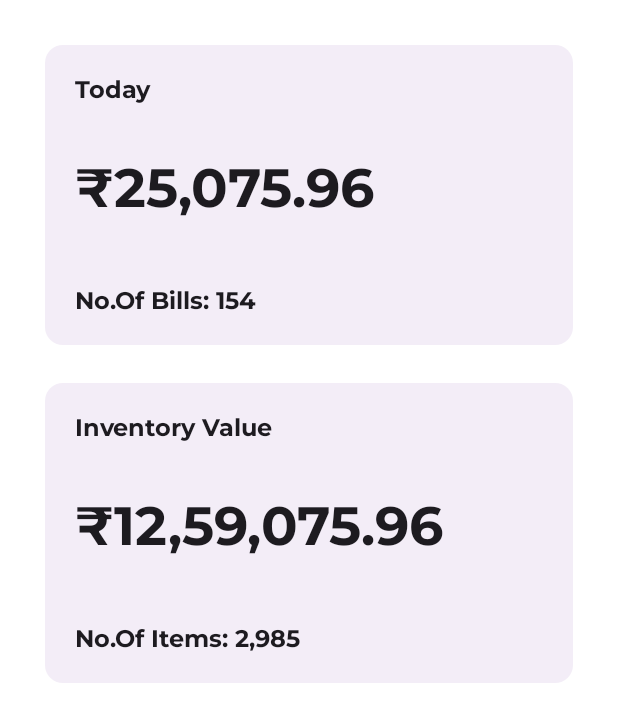
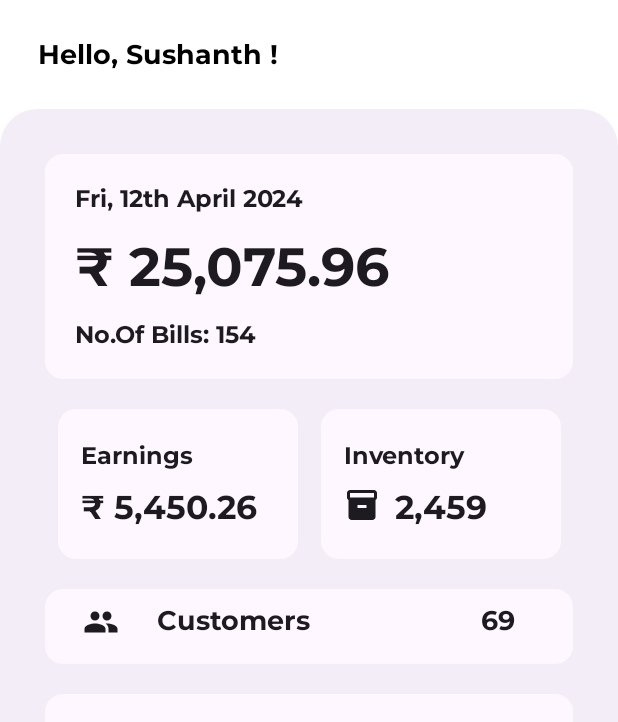
Before and after one commit to nxtgencat/NxtVentory, an Android app built with Jetpack Compose: the @Preview function HomeScreenPreview, on a phone screen of 412 x 824 dp. Shown: the top 722 px of the screen. Run offline under Robolectric (Android 15) with nearby library versions, the phone set to English and light mode, and no system bars; Roboto replaces fonts that are not available here.

Commit message:
homescreen ui

```diff
--- a/app/src/main/java/cat/nxtventory/meow/firebase/Firebase.kt
+++ b/app/src/main/java/cat/nxtventory/meow/firebase/Firebase.kt
@@ -91,7 +91,6 @@ object FirebaseManager {
     }
 
 
-
     // Sign in with email and password
     fun signIn(email: String, password: String, onComplete: (FirebaseUser?, String?) -> Unit) {
         FirebaseAuth.getInstance()
@@ -142,7 +141,10 @@ object FirebaseManager {
                         onComplete(true, "Username is available")
                     }
                 } else {
-                    onComplete(false, "Error checking username availability: ${task.exception?.message}")
+                    onComplete(
+                        false,
+                        "Error checking username availability: ${task.exception?.message}"
+                    )
                 }
             }
     }
--- a/app/src/main/java/cat/nxtventory/meow/home/ui/HomeScreen.kt
+++ b/app/src/main/java/cat/nxtventory/meow/home/ui/HomeScreen.kt
@@ -1,19 +1,31 @@
 package cat.nxtventory.meow.home.ui
 
+import androidx.compose.foundation.background
 import androidx.compose.foundation.layout.Arrangement
+import androidx.compose.foundation.layout.Box
 import androidx.compose.foundation.layout.Column
 import androidx.compose.foundation.layout.PaddingValues
+import androidx.compose.foundation.layout.Row
 import androidx.compose.foundation.layout.Spacer
 import androidx.compose.foundation.layout.fillMaxSize
 import androidx.compose.foundation.layout.fillMaxWidth
 import androidx.compose.foundation.layout.height
 import androidx.compose.foundation.layout.padding
+import androidx.compose.foundation.layout.width
+import androidx.compose.foundation.shape.RoundedCornerShape
+import androidx.compose.material.icons.Icons
+import androidx.compose.material.icons.filled.Inventory
+import androidx.compose.material.icons.filled.People
 import androidx.compose.material3.Card
 import androidx.compose.material3.CardDefaults
+import androidx.compose.material3.Icon
 import androidx.compose.material3.MaterialTheme
 import androidx.compose.material3.Text
 import androidx.compose.runtime.Composable
+import androidx.compose.ui.Alignment
 import androidx.compose.ui.Modifier
+import androidx.compose.ui.draw.clip
+import androidx.compose.ui.text.style.TextOverflow
 import androidx.compose.ui.tooling.preview.Preview
 import androidx.compose.ui.unit.dp
 import cat.nxtventory.ui.theme.myTypography
@@ -26,14 +38,36 @@ fun HomeScreen(innerPadding: PaddingValues) {
             .fillMaxSize()
             .padding(innerPadding)
     ) {
+        val user = "Sushanth"
         Column(
             modifier = Modifier
+                .padding(25.dp)
+                .fillMaxWidth()
+        ) {
+            Text(
+                text = "Hello, $user !",
+                style = MaterialTheme.typography.titleMedium
+            )
+        }
+        Column(
+            modifier = Modifier
+                .clip(RoundedCornerShape(topStart = 25.dp, topEnd = 25.dp))
+                .background(color = MaterialTheme.colorScheme.surfaceContainer)
                 .padding(30.dp)
                 .fillMaxSize(),
+            horizontalAlignment = Alignment.CenterHorizontally,
         ) {
             HomeScreenSaleCard("25,075.96", "154")
-            Spacer(modifier = Modifier.height(25.dp))
-            HomeScreenInventoryCard("12,59,075.96", "2,985")
+            Spacer(modifier = Modifier.height(20.dp))
+            Row {
+                EarningsCard("5,450.26", "2,985")
+                Spacer(modifier = Modifier.width(15.dp))
+                InventoryItemCard("2,459")
+            }
+            Spacer(modifier = Modifier.height(20.dp))
+            CustomerCard()
+            Spacer(modifier = Modifier.height(20.dp))
+            GraphCard()
         }
     }
 }
@@ -45,11 +79,11 @@ fun HomeScreenSaleCard(
 ) {
     Card(
         modifier = Modifier
-            .fillMaxWidth()
-            .height(200.dp),
+            .width(650.dp)
+            .height(150.dp),
         colors = CardDefaults.cardColors(
-            containerColor = MaterialTheme.colorScheme.surfaceContainer,
-        )
+            containerColor = MaterialTheme.colorScheme.background,
+        ),
     ) {
         Column(
             modifier = Modifier
@@ -57,16 +91,16 @@ fun HomeScreenSaleCard(
                 .fillMaxSize(),
             verticalArrangement = Arrangement.SpaceBetween
         ) {
+            val dayAndDate = "Fri, 12th April 2024"
             Text(
-                text = "Today",
+                text = dayAndDate,
                 style = MaterialTheme.typography.titleSmall
             )
             Text(
-                text = "₹${todaysaleamount}",
+                text = "₹ ${todaysaleamount}",
                 style = MaterialTheme.typography.displayMedium,
             )
             Text(
-                modifier = Modifier.padding(top = 10.dp),
                 text = "No.Of Bills: $bills",
                 style = MaterialTheme.typography.titleSmall
             )
@@ -75,37 +109,128 @@ fun HomeScreenSaleCard(
 }
 
 @Composable
-fun HomeScreenInventoryCard(
+fun EarningsCard(
     todaysaleamount: String,
     bills: String,
 ) {
     Card(
         modifier = Modifier
-            .fillMaxWidth()
-            .height(200.dp),
+            .width(160.dp)
+            .height(100.dp),
         colors = CardDefaults.cardColors(
-            containerColor = MaterialTheme.colorScheme.surfaceContainer,
-        )
+            containerColor = MaterialTheme.colorScheme.background,
+        ),
     ) {
         Column(
             modifier = Modifier
-                .padding(20.dp)
+                .padding(15.dp)
                 .fillMaxSize(),
-            verticalArrangement = Arrangement.SpaceBetween
+            verticalArrangement = Arrangement.SpaceAround
         ) {
             Text(
-                text = "Inventory Value",
+                text = "Earnings",
                 style = MaterialTheme.typography.titleSmall
             )
             Text(
-                text = "₹${todaysaleamount}",
-                style = MaterialTheme.typography.displayMedium,
+                text = "₹ ${todaysaleamount}",
+                style = MaterialTheme.typography.headlineLarge,
+                overflow = TextOverflow.Ellipsis
             )
+        }
+    }
+}
+
+@Composable
+fun CustomerCard() {
+    Card(
+        modifier = Modifier
+            .width(650.dp)
+            .height(50.dp),
+        colors = CardDefaults.cardColors(
+            containerColor = MaterialTheme.colorScheme.background,
+        ),
+    ) {
+        Row(
+            modifier = Modifier
+                .padding(10.dp)
+                .fillMaxWidth()
+        ) {
+            Spacer(modifier = Modifier.width(15.dp))
+            Icon(
+                imageVector = Icons.Filled.People,
+                contentDescription = "people"
+            )
+            Spacer(modifier = Modifier.width(25.dp))
+            Box(
+                modifier = Modifier.weight(0.7f)
+            ) {
+                Text(
+                    text = "Customers",
+                    style = MaterialTheme.typography.titleMedium
+                )
+            }
+            Box(
+                modifier = Modifier.weight(0.3f),
+                contentAlignment = Alignment.Center
+            ) {
+                Text(
+                    text = "69",
+                    style = MaterialTheme.typography.titleMedium
+                )
+            }
+
+        }
+    }
+}
+
+@Composable
+fun GraphCard() {
+    Card(
+        modifier = Modifier
+            .width(650.dp)
+            .height(200.dp),
+        colors = CardDefaults.cardColors(
+            containerColor = MaterialTheme.colorScheme.background,
+        ),
+    ) {
+
+    }
+}
+
+@Composable
+fun InventoryItemCard(
+    inventoryItems: String
+) {
+    Card(
+        modifier = Modifier
+            .width(160.dp)
+            .height(100.dp),
+        colors = CardDefaults.cardColors(
+            containerColor = MaterialTheme.colorScheme.background,
+        ),
+    ) {
+        Column(
+            modifier = Modifier
+                .padding(15.dp)
+                .fillMaxSize(),
+            verticalArrangement = Arrangement.SpaceAround
+        ) {
             Text(
-                modifier = Modifier.padding(top = 10.dp),
-                text = "No.Of Items: $bills",
+                text = "Inventory",
                 style = MaterialTheme.typography.titleSmall
             )
+            Row {
+                Icon(
+                    imageVector = Icons.Filled.Inventory,
+                    contentDescription = "inventory"
+                )
+                Spacer(modifier = Modifier.width(10.dp))
+                Text(
+                    text = inventoryItems,
+                    style = MaterialTheme.typography.headlineLarge,
+                )
+            }
+
         }
     }
 }
--- a/app/src/main/java/cat/nxtventory/meow/navigation/Naviagtor.kt
+++ b/app/src/main/java/cat/nxtventory/meow/navigation/Naviagtor.kt
@@ -5,13 +5,13 @@ import androidx.compose.runtime.Composable
 import androidx.navigation.NavHostController
 import androidx.navigation.compose.NavHost
 import androidx.navigation.compose.composable
+import cat.nxtventory.meow.account.ui.SignOutScreen
 import cat.nxtventory.meow.billing.ui.BillingScreen
 import cat.nxtventory.meow.home.ui.HomeScreen
 import cat.nxtventory.meow.inventory.ui.InventoryScreen
 import cat.nxtventory.meow.loyalty.ui.LoyaltyScreen
 import cat.nxtventory.meow.refunds.ui.RefundScreen
 import cat.nxtventory.meow.settings.ui.SettingsScreen
-import cat.nxtventory.meow.account.ui.SignOutScreen
 import cat.nxtventory.meow.vendor.VendorScreen
 
 enum class ScaffScreen(val route: String) {
@@ -23,7 +23,9 @@ enum class ScaffScreen(val route: String) {
     Vendor("vendor"),
     Settings("settings"),
     Account("account"),
+    Welcome("welcome")
 }
+
 @Composable
 fun Navigate(
     navController: NavHostController,
--- /dev/null
+++ b/app/src/main/java/cat/nxtventory/meow/nxtventory/data/NxtVentoryModel.kt
@@ -0,0 +1,7 @@
+package cat.nxtventory.meow.nxtventory.data
+
+import androidx.lifecycle.ViewModel
+
+class NxtVentoryModel : ViewModel() {
+
+}
--- a/app/src/main/java/cat/nxtventory/meow/nxtventory/ui/NxtVentory.kt
+++ b/app/src/main/java/cat/nxtventory/meow/nxtventory/ui/NxtVentory.kt
@@ -1,11 +1,12 @@
 package cat.nxtventory.meow.nxtventory.ui
 
+import androidx.compose.foundation.layout.Spacer
 import androidx.compose.foundation.layout.padding
+import androidx.compose.foundation.layout.width
 import androidx.compose.material.icons.Icons
 import androidx.compose.material.icons.filled.Add
 import androidx.compose.material.icons.filled.Menu
 import androidx.compose.material.icons.filled.Notifications
-import androidx.compose.material.icons.filled.Refresh
 import androidx.compose.material3.BottomAppBarDefaults
 import androidx.compose.material3.DrawerState
 import androidx.compose.material3.DrawerValue
@@ -141,6 +142,15 @@ fun NxtVentoryTopBar(
                     contentDescription = null
                 )
             }
+        },
+        actions = {
+            IconButton(
+                onClick = { }
+            ) {
+                Icon(imageVector = Icons.Filled.Notifications, contentDescription = "notifications")
+            }
+            Spacer(modifier = Modifier.width(25.dp))
+
         }
     )
 }
--- a/app/src/main/java/cat/nxtventory/meow/signin/ui/SignInScreen.kt
+++ b/app/src/main/java/cat/nxtventory/meow/signin/ui/SignInScreen.kt
@@ -15,7 +15,6 @@ import androidx.compose.foundation.shape.RoundedCornerShape
 import androidx.compose.foundation.text.KeyboardOptions
 import androidx.compose.material.icons.Icons
 import androidx.compose.material.icons.filled.Person
-import androidx.compose.material.icons.filled.PersonOutline
 import androidx.compose.material.icons.filled.Visibility
 import androidx.compose.material.icons.filled.VisibilityOff
 import androidx.compose.material3.Button
--- a/app/src/main/java/cat/nxtventory/meow/welcome/WelcomeScreen.kt
+++ b/app/src/main/java/cat/nxtventory/meow/welcome/WelcomeScreen.kt
@@ -90,7 +90,7 @@ private fun TopBarUI() {
 }
 
 @Composable
-fun ContentUI(){
+fun ContentUI() {
     Icon(
         painter = painterResource(id = R.drawable.nxtventory),
         contentDescription = "welcome_logo"
--- a/app/src/main/java/cat/nxtventory/ui/theme/Type.kt
+++ b/app/src/main/java/cat/nxtventory/ui/theme/Type.kt
@@ -37,7 +37,7 @@ val myTypography = Typography(
     headlineLarge = TextStyle(
         fontFamily = Montserrat,
         fontWeight = FontWeight.Bold,
-        fontSize = 20.sp // Adjust the font size as needed
+        fontSize = 22.sp // Adjust the font size as needed
     ),
     headlineMedium = TextStyle(
         fontFamily = Montserrat,
```
Also changed, not shown: app/src/main/java/cat/nxtventory/meow/nxtventory/ui/NavDrawer.kt (+8 -8 lines).
